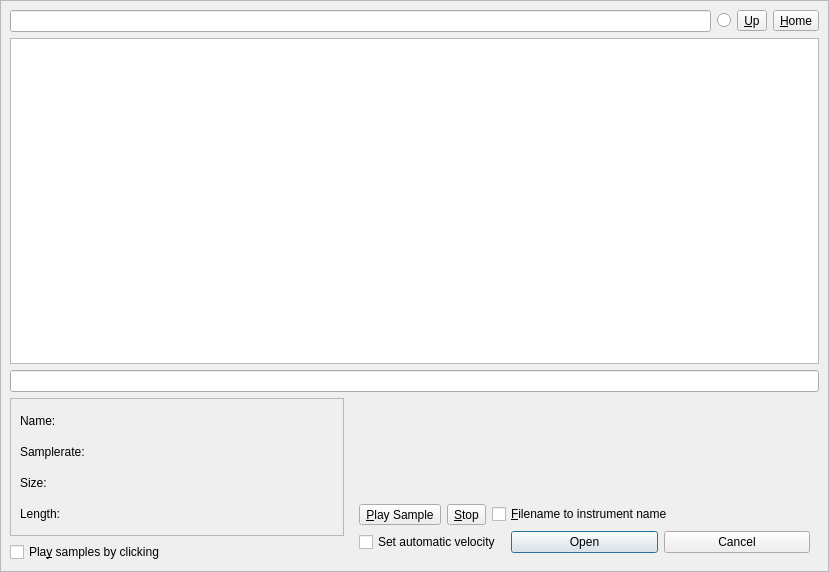
This is src/gui/src/AudioFileBrowser/AudioFileBrowser_UI.ui in hydrogen-music/hydrogen as Qt 5 draws it before an edit. The edited form follows.
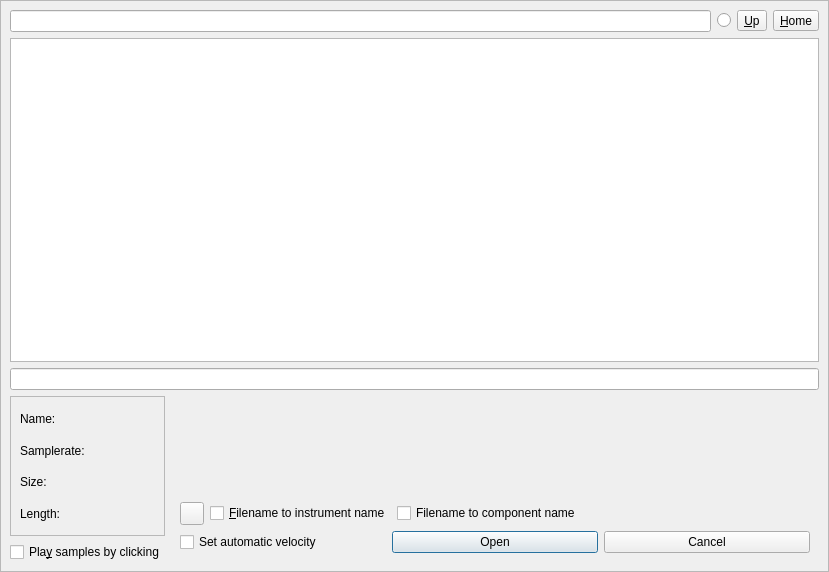
This is the edited form. Custom widgets are drawn as their Qt base class.

Commit message:
AudioFileBrowser: single play btn + to component
instead of separate play and stop buttons, there is now a single button
in the `AudioFileBrowser` to start and stop sample rendering yet. Most
of the infrastructure to render a playhead as well has been introduced
too. But the playhead is not rendered yet.

In addition, another check box for applying the selected file name to
the target `InstrumentComponent` has been introduced as well. But it is
not wired yet.

Patch:
```diff
--- a/src/gui/src/AudioFileBrowser/AudioFileBrowser_UI.ui
+++ b/src/gui/src/AudioFileBrowser/AudioFileBrowser_UI.ui
@@ -194,14 +194,7 @@
                   <item>
                    <widget class="QToolButton" name="m_pPlayBtn">
                     <property name="text">
-                     <string>&amp;Play Sample</string>
-                    </property>
-                   </widget>
-                  </item>
-                  <item>
-                   <widget class="QToolButton" name="m_pStopBtn">
-                    <property name="text">
-                     <string>&amp;Stop</string>
+                     <string notr="true"/>
                     </property>
                    </widget>
                   </item>
@@ -212,6 +205,26 @@
                     </property>
                    </widget>
                   </item>
+                  <item>
+                   <widget class="QCheckBox" name="m_pToComponentNameCheckBox">
+                    <property name="text">
+                     <string>Filename to component name</string>
+                    </property>
+                   </widget>
+                  </item>
+                  <item>
+                   <spacer name="horizontalSpacer">
+                    <property name="orientation">
+                     <enum>Qt::Orientation::Horizontal</enum>
+                    </property>
+                    <property name="sizeHint" stdset="0">
+                     <size>
+                      <width>0</width>
+                      <height>20</height>
+                     </size>
+                    </property>
+                   </spacer>
+                  </item>
                  </layout>
                 </item>
                 <item>
```
Left out of the diff: 9 changed lines with no effect on the pictures. The commit also changes 23 other files.
